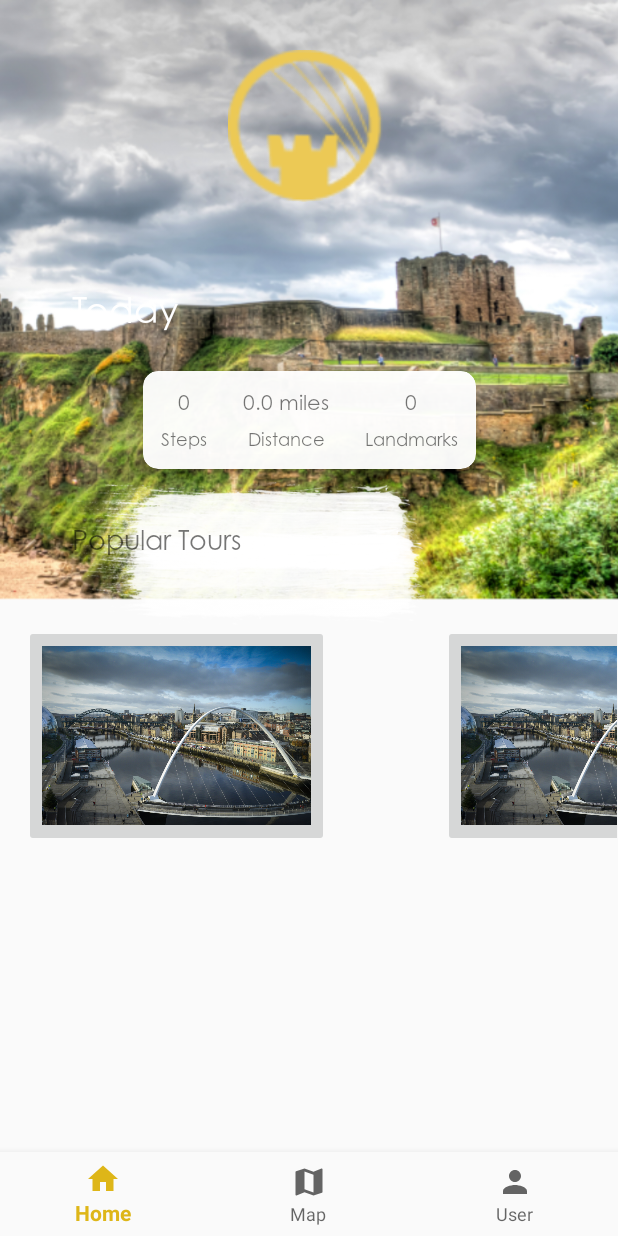
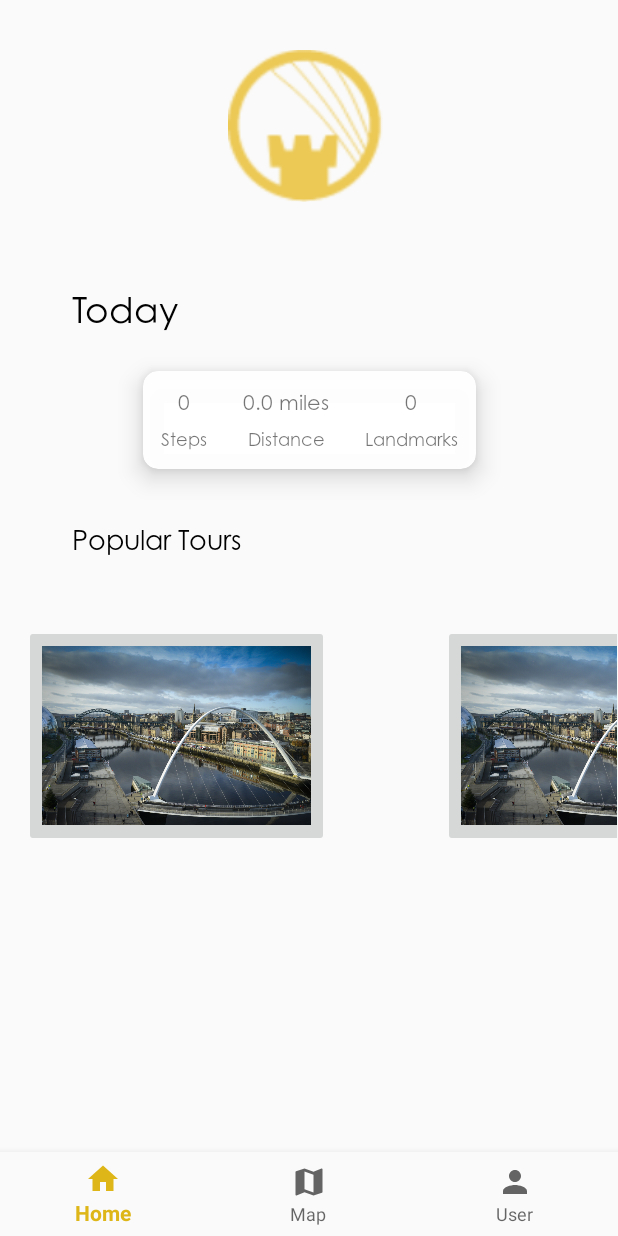
Before and after one commit to Toothless2/Team-Project, an Android app: the screen it shows after launch (Navigation), on a phone screen of 412 x 824 dp. Run offline under Robolectric (Android 15) with nearby library versions, the phone set to English and light mode, and no system bars.

Commit message:
commented out images on main page and change text colour to black

```diff
--- a/app/src/main/res/layout/main_page_fragment.xml
+++ b/app/src/main/res/layout/main_page_fragment.xml
@@ -21,27 +21,27 @@
             app:layout_constraintTop_toTopOf="parent"
             android:layout_marginTop="32dp" />
 
-        <ImageView
-            android:id="@+id/imageView4"
-            android:layout_width="603dp"
-            android:layout_height="177dp"
-            android:layout_marginTop="36dp"
-            android:elevation="1dp"
-            android:src="@drawable/mainpageeffect"
-            app:layout_constraintEnd_toEndOf="parent"
-            app:layout_constraintHorizontal_bias="0.656"
-            app:layout_constraintStart_toStartOf="parent"
-            app:layout_constraintTop_toTopOf="@+id/userData" />
+<!--        <ImageView-->
+<!--            android:id="@+id/imageView4"-->
+<!--            android:layout_width="603dp"-->
+<!--            android:layout_height="177dp"-->
+<!--            android:layout_marginTop="36dp"-->
+<!--            android:elevation="1dp"-->
+<!--            android:src="@drawable/mainpageeffect"-->
+<!--            app:layout_constraintEnd_toEndOf="parent"-->
+<!--            app:layout_constraintHorizontal_bias="0.656"-->
+<!--            app:layout_constraintStart_toStartOf="parent"-->
+<!--            app:layout_constraintTop_toTopOf="@+id/userData" />-->
 
-        <ImageView
-            android:id="@+id/backgroundImage"
-            android:layout_width="1125dp"
-            android:layout_height="400dp"
-            android:src="@drawable/bgmainpage"
-            app:layout_constraintEnd_toEndOf="parent"
-            app:layout_constraintHorizontal_bias="0.804"
-            app:layout_constraintStart_toStartOf="parent"
-            app:layout_constraintTop_toTopOf="parent" />
+<!--        <ImageView-->
+<!--            android:id="@+id/backgroundImage"-->
+<!--            android:layout_width="1125dp"-->
+<!--            android:layout_height="400dp"-->
+<!--            android:src="@drawable/bgmainpage"-->
+<!--            app:layout_constraintEnd_toEndOf="parent"-->
+<!--            app:layout_constraintHorizontal_bias="0.804"-->
+<!--            app:layout_constraintStart_toStartOf="parent"-->
+<!--            app:layout_constraintTop_toTopOf="parent" />-->
 
         <TextView
             android:id="@+id/todayText"
@@ -52,7 +52,7 @@
             android:layout_marginEnd="48dp"
             android:fontFamily="@font/cghotic"
             android:text="@string/today"
-            android:textColor="@color/white"
+            android:textColor="@color/black"
             android:textSize="24sp"
             app:layout_constraintEnd_toEndOf="parent"
             app:layout_constraintHorizontal_bias="0.0"
@@ -163,6 +163,7 @@
             android:fontFamily="@font/cghotic"
             android:text="@string/popular_tours_main_page"
             android:textSize="18sp"
+            android:textColor="@color/black"
             app:layout_constraintEnd_toEndOf="parent"
             app:layout_constraintHorizontal_bias="0.0"
             app:layout_constraintStart_toStartOf="parent"
```
